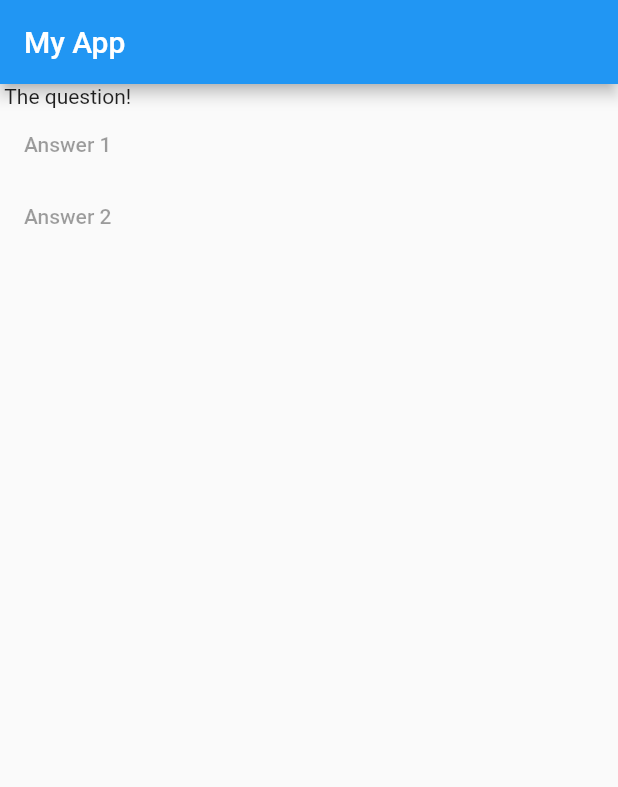
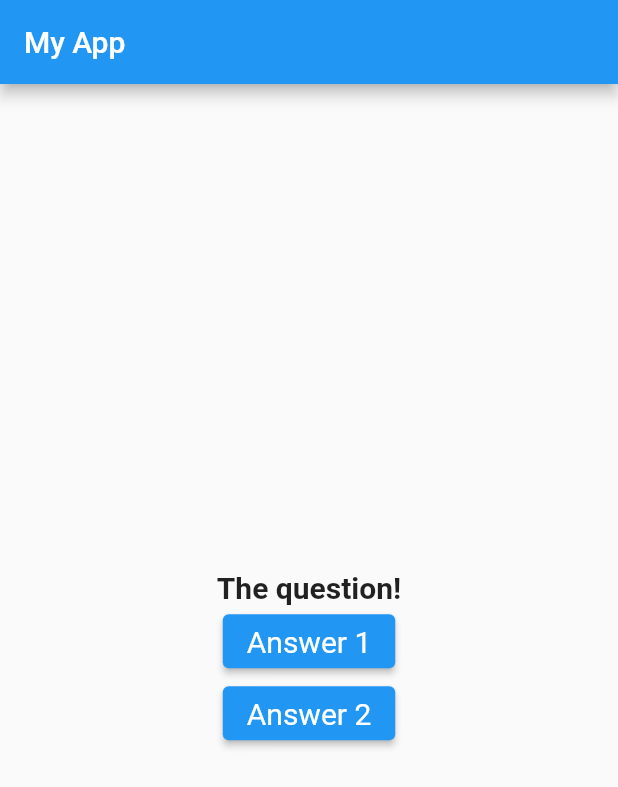
Before and after one commit to manzhakdotcom/flutter, a Flutter app: the screen it shows after launch, on a phone screen of 412 x 824 dp. Shown: the top 787 px of the screen. Run offline on Flutter 3.47's test engine with Material 2 defaults, Android fonts, the phone set to English and light mode, and no system bars.

Commit message:
add a little bit styles

```diff
--- a/lib/main.dart
+++ b/lib/main.dart
@@ -13,23 +13,33 @@ class MyApp extends StatelessWidget {
       'What\'s your favorite color?',
       'What\'s your favorite animal?',
     ];
+    final ButtonStyle style =
+        ElevatedButton.styleFrom(textStyle: const TextStyle(fontSize: 20));
     return MaterialApp(
       home: Scaffold(
         appBar: AppBar(
           title: const Text('My App'),
         ),
-        body: Column(
-          children: const <Widget>[
-            Text('The question!'),
-            MaterialButton(
-              onPressed: null,
-              child: Text('Answer 1'),
-            ),
-            MaterialButton(
-              onPressed: null,
-              child: Text('Answer 2'),
-            ),
-          ],
+        body: Center(
+          child: Column(
+            mainAxisSize: MainAxisSize.min,
+            children: <Widget>[
+              const Text(
+                'The question!',
+                style: TextStyle(fontWeight: FontWeight.bold, fontSize: 20),
+              ),
+              ElevatedButton(
+                style: style,
+                onPressed: () {},
+                child: const Text('Answer 1'),
+              ),
+              ElevatedButton(
+                style: style,
+                onPressed: () {},
+                child: const Text('Answer 2'),
+              ),
+            ],
+          ),
         ),
       ),
     );
```
